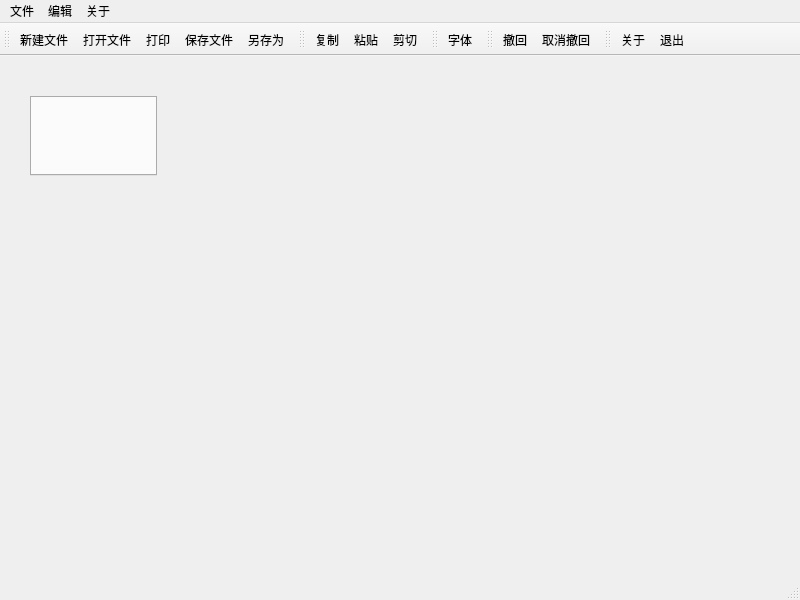
Above: mainwindow.ui from libaroma/course-qt-widget-code-editor-demo before the change. Below: the same form after it.
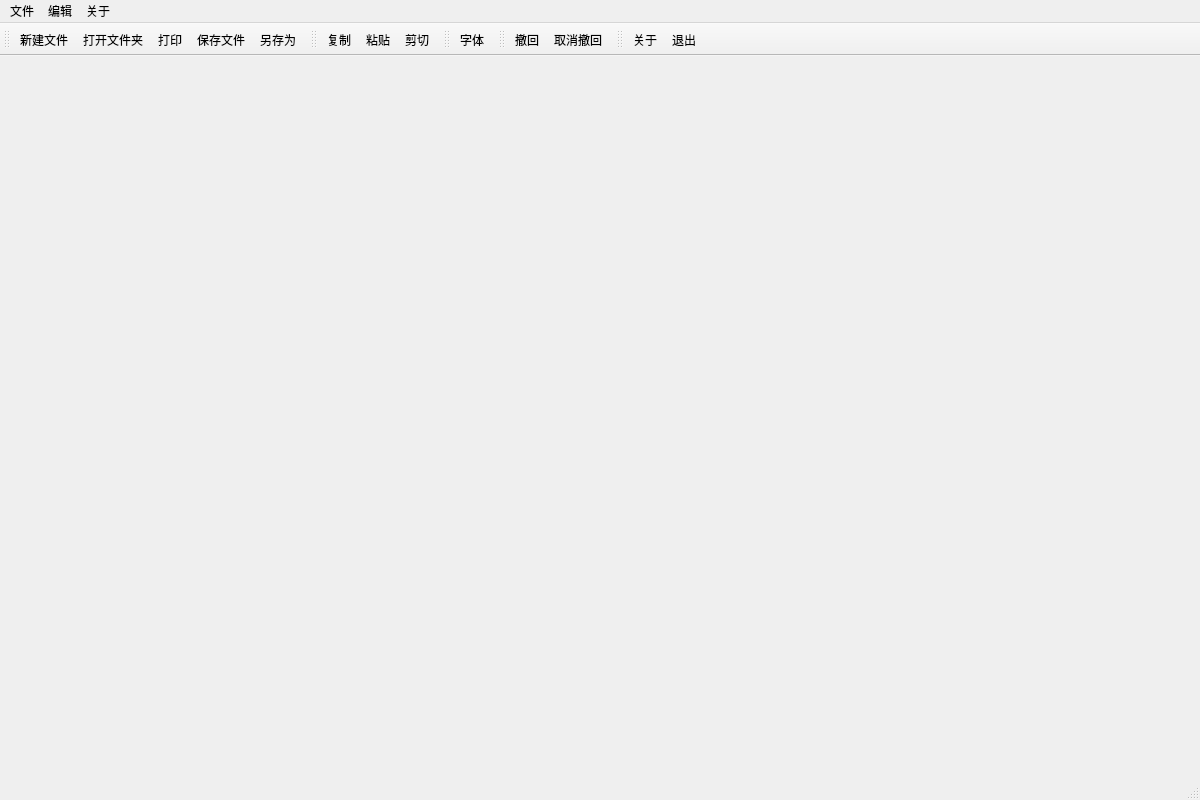
That is the form after the change. Icons and pictures are not drawn.

What changed in the file:
```diff
--- a/mainwindow.ui
+++ b/mainwindow.ui
@@ -6,8 +6,8 @@
    <rect>
     <x>0</x>
     <y>0</y>
-    <width>800</width>
-    <height>600</height>
+    <width>1200</width>
+    <height>800</height>
    </rect>
   </property>
   <property name="windowTitle">
@@ -17,45 +17,13 @@
    <iconset resource="images.qrc">
     <normaloff>:/images/images/pencil.png</normaloff>:/images/images/pencil.png</iconset>
   </property>
-  <widget class="QWidget" name="centralwidget">
-   <widget class="QTabWidget" name="tabWidget">
-    <property name="geometry">
-     <rect>
-      <x>30</x>
-      <y>40</y>
-      <width>127</width>
-      <height>80</height>
-     </rect>
-    </property>
-    <property name="tabShape">
-     <enum>QTabWidget::Rounded</enum>
-    </property>
-    <property name="currentIndex">
-     <number>-1</number>
-    </property>
-    <property name="elideMode">
-     <enum>Qt::ElideMiddle</enum>
-    </property>
-    <property name="documentMode">
-     <bool>false</bool>
-    </property>
-    <property name="tabsClosable">
-     <bool>true</bool>
-    </property>
-    <property name="movable">
-     <bool>true</bool>
-    </property>
-    <property name="tabBarAutoHide">
-     <bool>false</bool>
-    </property>
-   </widget>
-  </widget>
+  <widget class="QWidget" name="centralwidget"/>
   <widget class="QMenuBar" name="menubar">
    <property name="geometry">
     <rect>
      <x>0</x>
      <y>0</y>
-     <width>800</width>
+     <width>1200</width>
      <height>23</height>
     </rect>
    </property>
@@ -69,7 +37,7 @@
      </property>
     </widget>
     <addaction name="new_file"/>
-    <addaction name="open_file"/>
+    <addaction name="open_dir"/>
     <addaction name="recent"/>
     <addaction name="separator"/>
     <addaction name="save_file"/>
@@ -100,7 +68,6 @@
    <addaction name="menu_2"/>
    <addaction name="menu_3"/>
   </widget>
-  <widget class="QStatusBar" name="statusbar"/>
   <widget class="QToolBar" name="toolBar">
    <property name="windowTitle">
     <string>toolBar</string>
@@ -112,7 +79,7 @@
     <bool>false</bool>
    </attribute>
    <addaction name="new_file"/>
-   <addaction name="open_file"/>
+   <addaction name="open_dir"/>
    <addaction name="print"/>
    <addaction name="save_file"/>
    <addaction name="save_as"/>
@@ -169,6 +136,7 @@
    <addaction name="about"/>
    <addaction name="exit"/>
   </widget>
+  <widget class="QStatusBar" name="statusbar"/>
   <action name="new_file">
    <property name="icon">
     <iconset resource="images.qrc">
@@ -181,13 +149,16 @@
     <string>Ctrl+N</string>
    </property>
   </action>
-  <action name="open_file">
+  <action name="open_dir">
    <property name="icon">
     <iconset resource="images.qrc">
      <normaloff>:/images/images/open.png</normaloff>:/images/images/open.png</iconset>
    </property>
    <property name="text">
-    <string>打开文件</string>
+    <string>打开文件夹</string>
+   </property>
+   <property name="toolTip">
+    <string>打开文件夹</string>
    </property>
    <property name="shortcut">
     <string>Ctrl+O</string>
```
